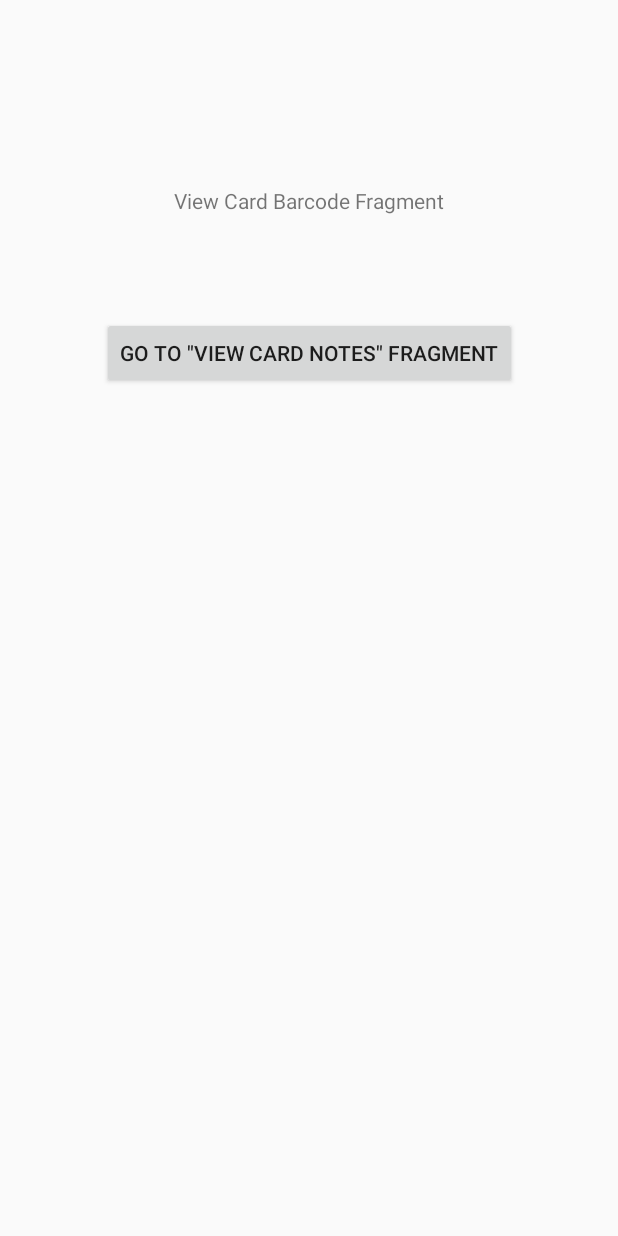
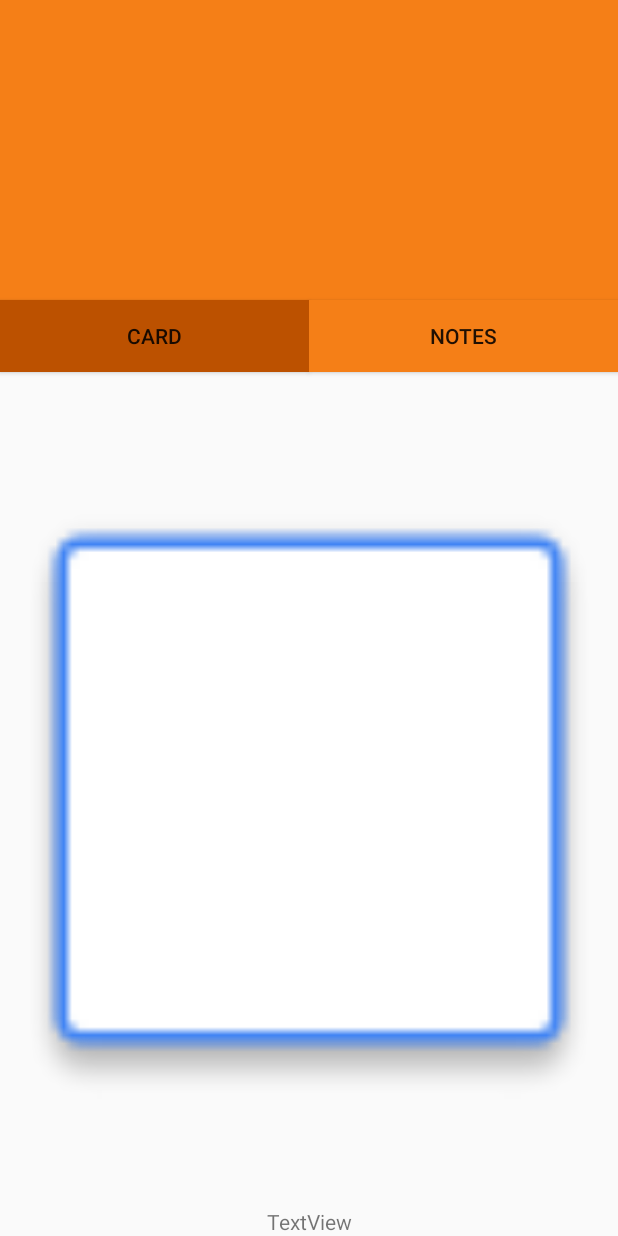
Before and after one commit to Hoegsgaard/Medlemskort, an Android app: the ViewCardBarcodeFragment screen opened through its navigation route, on a phone screen of 412 x 824 dp. Run offline under Robolectric (Android 15) with nearby library versions, the phone set to English and light mode, and no system bars; our stand-ins replace data binding.

Commit message:
Working on ViewBarCode Fragment.

```diff
--- a/app/src/main/java/com/example/medlemskort/ViewCardBarcodeFragment.kt
+++ b/app/src/main/java/com/example/medlemskort/ViewCardBarcodeFragment.kt
@@ -20,7 +20,7 @@ class ViewCardBarcodeFragment : Fragment() {
             inflater, R.layout.fragment_view_card_barcode, container, false
         )
 
-        binding.button5.setOnClickListener { view: View ->
+        binding.NotesButton.setOnClickListener { view: View ->
             Navigation.findNavController(view)
                 .navigate(R.id.action_fragment_view_card_barcode_to_fragment_view_card_notes)
         }
--- a/app/src/main/res/layout/fragment_view_card_barcode.xml
+++ b/app/src/main/res/layout/fragment_view_card_barcode.xml
@@ -11,25 +11,56 @@
         tools:context=".ViewCardBarcodeFragment">
 
         <!-- TODO: Update blank fragment layout -->
+
+        <Button
+            android:id="@+id/Card_button"
+            android:layout_width="0dp"
+            android:layout_height="wrap_content"
+            android:layout_weight="1"
+            android:background="@color/colorPrimaryDark"
+            android:text="Card"
+            app:layout_constraintEnd_toStartOf="@id/Notes_button"
+            app:layout_constraintStart_toStartOf="parent"
+            app:layout_constraintTop_toBottomOf="@+id/header_imageview" />
+
+        <Button
+            android:id="@+id/Notes_button"
+            android:layout_width="0dp"
+            android:layout_height="wrap_content"
+            android:layout_weight="1"
+            android:background="@color/colorPrimary"
+            android:text="Notes"
+            app:layout_constraintEnd_toEndOf="parent"
+            app:layout_constraintStart_toEndOf="@+id/Card_button"
+            app:layout_constraintTop_toBottomOf="@+id/header_imageview" />
+
+        <ImageView
+            android:id="@+id/header_imageview"
+            android:layout_width="match_parent"
+            android:layout_height="200dp"
+            app:layout_constraintEnd_toEndOf="parent"
+            app:layout_constraintStart_toStartOf="parent"
+            app:layout_constraintTop_toTopOf="parent"
+            app:srcCompat="@color/colorPrimary" />
+
+        <ImageView
+            android:id="@+id/imageView4"
+            android:layout_width="match_parent"
+            android:layout_height="0dp"
+            app:layout_constraintBottom_toTopOf="@+id/textView"
+            app:layout_constraintEnd_toEndOf="parent"
+            app:layout_constraintStart_toStartOf="parent"
+            app:layout_constraintTop_toBottomOf="@+id/Notes_button"
+            app:srcCompat="@drawable/common_google_signin_btn_icon_dark_normal_background" />
+
         <TextView
-            android:id="@+id/textView8"
+            android:id="@+id/textView"
             android:layout_width="wrap_content"
             android:layout_height="wrap_content"
-            android:layout_marginTop="124dp"
-            android:text="View Card Barcode Fragment"
+            android:text="TextView"
+            app:layout_constraintBottom_toBottomOf="parent"
             app:layout_constraintEnd_toEndOf="parent"
-            app:layout_constraintStart_toStartOf="parent"
-            app:layout_constraintTop_toTopOf="parent" />
-
-        <Button
-            android:id="@+id/button5"
-            android:layout_width="wrap_content"
-            android:layout_height="wrap_content"
-            android:layout_marginTop="68dp"
-            android:text='GO TO "View Card Notes" Fragment'
-            app:layout_constraintEnd_toEndOf="parent"
-            app:layout_constraintStart_toStartOf="parent"
-            app:layout_constraintTop_toBottomOf="@+id/textView8" />
+            app:layout_constraintStart_toStartOf="parent" />
 
     </androidx.constraintlayout.widget.ConstraintLayout>
 </layout>
--- a/app/src/main/res/values/colors.xml
+++ b/app/src/main/res/values/colors.xml
@@ -1,6 +1,6 @@
 <?xml version="1.0" encoding="utf-8"?>
 <resources>
-    <color name="colorPrimary">#f57f17</color>
+    <color name="colorPrimary">#F57F17</color>
     <color name="colorPrimaryDark">#BC5100</color>
     <color name="colorAccent">#ffb04c</color>
     <color name="colorAccentLight">#ffb04c</color>
--- a/app/src/main/res/values/strings.xml
+++ b/app/src/main/res/values/strings.xml
@@ -7,7 +7,7 @@
     <!-- TODO: Remove or change this placeholder text -->
     <string name="hello_view_cards_fragment">Hello from ViewCards Fragment</string>
 
-    <!-- TODO: Remove or change this placeholder text -->
+    <!-- create_card_input string resources -->
     <string name="hello_blank_fragment">Hello blank fragment</string>
     <string name="create_card_input_storename_hint">Store name</string>
     <string name="create_card_input_cardnumber_hint">Card number</string>
```
